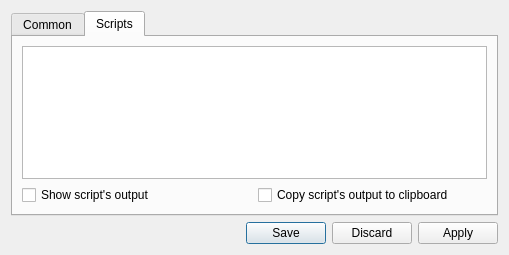
Old version of the form configdialog.ui in the repository proton/zNotes.
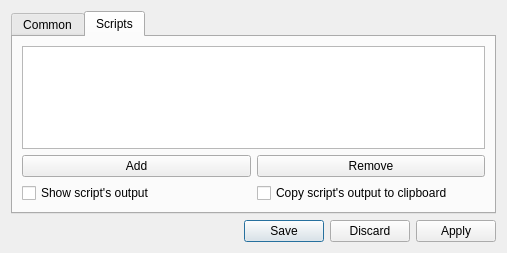
New version of the form. Icons and pictures are not drawn.

Diff of the .ui file:
```diff
--- a/configdialog.ui
+++ b/configdialog.ui
@@ -6,8 +6,8 @@
    <rect>
     <x>0</x>
     <y>0</y>
-    <width>509</width>
-    <height>255</height>
+    <width>507</width>
+    <height>253</height>
    </rect>
   </property>
   <property name="windowTitle">
@@ -145,7 +145,40 @@
       </attribute>
       <layout class="QVBoxLayout" name="verticalLayout_3">
        <item>
-        <widget class="QTableView" name="tabScripts"/>
+        <widget class="QTableView" name="tabScripts">
+         <property name="selectionMode">
+          <enum>QAbstractItemView::SingleSelection</enum>
+         </property>
+         <property name="selectionBehavior">
+          <enum>QAbstractItemView::SelectRows</enum>
+         </property>
+        </widget>
+       </item>
+       <item>
+        <layout class="QHBoxLayout" name="horizontalLayout_4">
+         <item>
+          <widget class="QPushButton" name="btn_ScriptAdd">
+           <property name="text">
+            <string>Add</string>
+           </property>
+           <property name="icon">
+            <iconset resource="znotes.qrc">
+             <normaloff>:/res/add.png</normaloff>:/res/add.png</iconset>
+           </property>
+          </widget>
+         </item>
+         <item>
+          <widget class="QPushButton" name="btn_ScriptRemove">
+           <property name="text">
+            <string>Remove</string>
+           </property>
+           <property name="icon">
+            <iconset resource="znotes.qrc">
+             <normaloff>:/res/remove.png</normaloff>:/res/remove.png</iconset>
+           </property>
+          </widget>
+         </item>
+        </layout>
        </item>
        <item>
         <layout class="QHBoxLayout" name="horizontalLayout_3">
```
